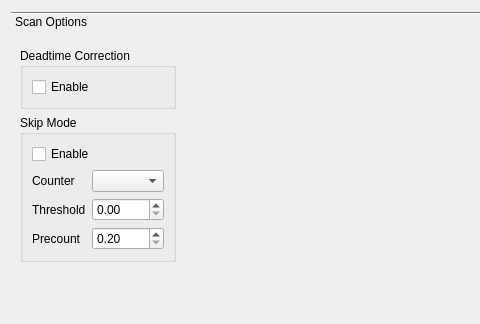
First picture: the form in spectromicroscopy/smpgui/ui_smpspecinterface.ui, repository praxes/praxes, before the edit; both pictures show x 0 to 480 and y 0 to 324 of the 970 by 733 pixel window.
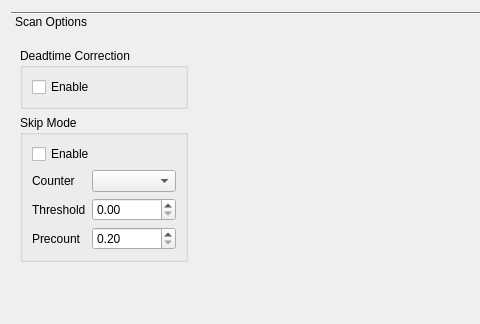
Second picture: the form after the edit.

```diff
--- a/spectromicroscopy/smpgui/ui_smpspecinterface.ui
+++ b/spectromicroscopy/smpgui/ui_smpspecinterface.ui
@@ -106,7 +106,11 @@
            </widget>
           </item>
           <item row="2" column="1" >
-           <widget class="QDoubleSpinBox" name="skipmodeThreshSpinBox" />
+           <widget class="QDoubleSpinBox" name="skipmodeThreshSpinBox" >
+            <property name="maximum" >
+             <double>10000000000.000000000000000</double>
+            </property>
+           </widget>
           </item>
           <item row="3" column="0" >
            <widget class="QLabel" name="label_4" >
```
Left out of the diff: 2 changed lines with no effect on the pictures.
